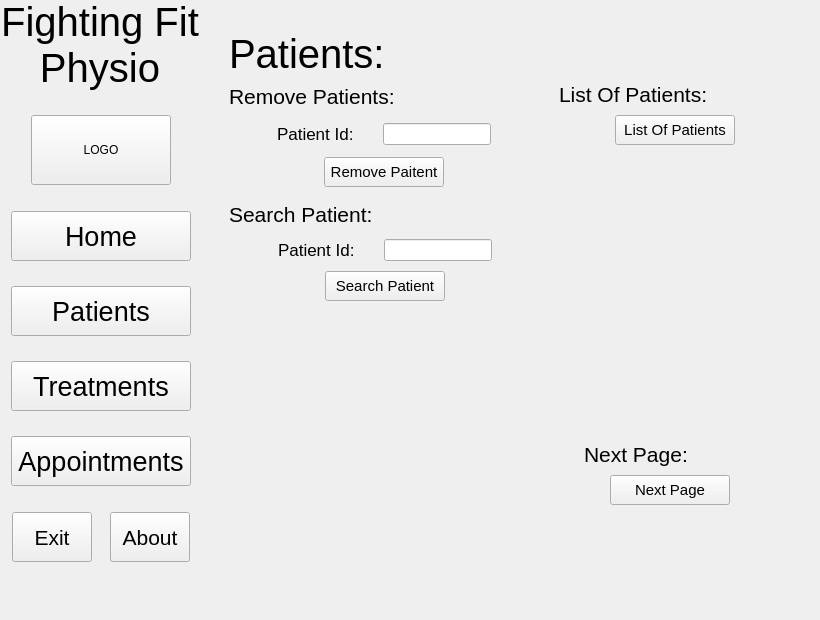
Qt form FIA3.ui (srcoggin/FIA3) before a commit.
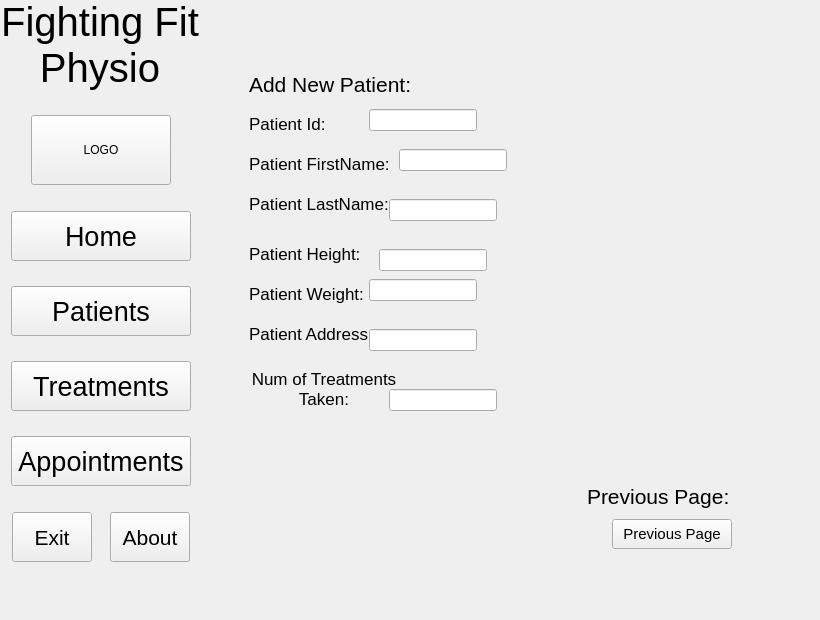
The same form after that commit.

Commit message:
Finished Patients Page 1, Started Page 2 Patients
with no help from Tucker

Diff of the .ui file:
```diff
--- a/FIA3.ui
+++ b/FIA3.ui
@@ -29,7 +29,7 @@
     </rect>
    </property>
    <property name="currentIndex">
-    <number>1</number>
+    <number>2</number>
    </property>
    <widget class="QWidget" name="Home">
     <widget class="QWidget" name="">
@@ -224,7 +224,7 @@
       <string>Patients:</string>
      </property>
     </widget>
-    <widget class="QWidget" name="">
+    <widget class="QWidget" name="layoutWidget">
      <property name="geometry">
       <rect>
        <x>10</x>
@@ -388,7 +388,7 @@
       </item>
      </layout>
     </widget>
-    <widget class="QWidget" name="">
+    <widget class="QWidget" name="layoutWidget">
      <property name="geometry">
       <rect>
        <x>340</x>
@@ -540,7 +540,7 @@
       </item>
      </layout>
     </widget>
-    <widget class="QWidget" name="">
+    <widget class="QWidget" name="layoutWidget">
      <property name="geometry">
       <rect>
        <x>10</x>
@@ -716,9 +716,20 @@
           <height>270</height>
          </size>
         </property>
+        <property name="font">
+         <font>
+          <pointsize>11</pointsize>
+         </font>
+        </property>
         <property name="text">
          <string/>
         </property>
+        <property name="alignment">
+         <set>Qt::AlignLeading|Qt::AlignLeft|Qt::AlignTop</set>
+        </property>
+        <property name="wordWrap">
+         <bool>true</bool>
+        </property>
        </widget>
       </item>
       <item>
@@ -736,7 +747,7 @@
       </item>
      </layout>
     </widget>
-    <widget class="QWidget" name="">
+    <widget class="QWidget" name="layoutWidget">
      <property name="geometry">
       <rect>
        <x>330</x>
@@ -874,8 +885,446 @@
      </layout>
     </widget>
    </widget>
+   <widget class="QWidget" name="Patients2">
+    <widget class="QWidget" name="layoutWidget_2">
+     <property name="geometry">
+      <rect>
+       <x>320</x>
+       <y>460</y>
+       <width>266</width>
+       <height>72</height>
+      </rect>
+     </property>
+     <layout class="QVBoxLayout" name="verticalLayout_9">
+      <item>
+       <layout class="QHBoxLayout" name="horizontalLayout_20">
+        <item>
+         <spacer name="horizontalSpacer_33">
+          <property name="orientation">
+           <enum>Qt::Horizontal</enum>
+          </property>
+          <property name="sizeHint" stdset="0">
+           <size>
+            <width>40</width>
+            <height>20</height>
+           </size>
+          </property>
+         </spacer>
+        </item>
+        <item>
+         <widget class="QLabel" name="label_12">
+          <property name="minimumSize">
+           <size>
+            <width>170</width>
+            <height>30</height>
+           </size>
+          </property>
+          <property name="maximumSize">
+           <size>
+            <width>170</width>
+            <height>30</height>
+           </size>
+          </property>
+          <property name="font">
+           <font>
+            <pointsize>16</pointsize>
+           </font>
+          </property>
+          <property name="text">
+           <string>Previous Page:</string>
+          </property>
+         </widget>
+        </item>
+        <item>
+         <spacer name="horizontalSpacer_34">
+          <property name="orientation">
+           <enum>Qt::Horizontal</enum>
+          </property>
+          <property name="sizeHint" stdset="0">
+           <size>
+            <width>40</width>
+            <height>20</height>
+           </size>
+          </property>
+         </spacer>
+        </item>
+       </layout>
+      </item>
+      <item>
+       <layout class="QHBoxLayout" name="horizontalLayout_21">
+        <item>
+         <spacer name="horizontalSpacer_35">
+          <property name="orientation">
+           <enum>Qt::Horizontal</enum>
+          </property>
+          <property name="sizeHint" stdset="0">
+           <size>
+            <width>40</width>
+            <height>20</height>
+           </size>
+          </property>
+         </spacer>
+        </item>
+        <item>
+         <widget class="QPushButton" name="Previous_Page_Button_Patients2">
+          <property name="minimumSize">
+           <size>
+            <width>120</width>
+            <height>30</height>
+           </size>
+          </property>
+          <property name="maximumSize">
+           <size>
+            <width>120</width>
+            <height>30</height>
+           </size>
+          </property>
+          <property name="font">
+           <font>
+            <pointsize>11</pointsize>
+           </font>
+          </property>
+          <property name="text">
+           <string>Previous Page</string>
+          </property>
+         </widget>
+        </item>
+        <item>
+         <spacer name="horizontalSpacer_36">
+          <property name="orientation">
+           <enum>Qt::Horizontal</enum>
+          </property>
+          <property name="sizeHint" stdset="0">
+           <size>
+            <width>40</width>
+            <height>20</height>
+           </size>
+          </property>
+         </spacer>
+        </item>
+       </layout>
+      </item>
+     </layout>
+    </widget>
+    <widget class="QLabel" name="label_13">
+     <property name="geometry">
+      <rect>
+       <x>30</x>
+       <y>50</y>
+       <width>170</width>
+       <height>30</height>
+      </rect>
+     </property>
+     <property name="minimumSize">
+      <size>
+       <width>170</width>
+       <height>30</height>
+      </size>
+     </property>
+     <property name="maximumSize">
+      <size>
+       <width>170</width>
+       <height>30</height>
+      </size>
+     </property>
+     <property name="font">
+      <font>
+       <pointsize>16</pointsize>
+      </font>
+     </property>
+     <property name="text">
+      <string>Add New Patient:</string>
+     </property>
+    </widget>
+    <widget class="QLabel" name="label_14">
+     <property name="geometry">
+      <rect>
+       <x>30</x>
+       <y>90</y>
+       <width>100</width>
+       <height>30</height>
+      </rect>
+     </property>
+     <property name="minimumSize">
+      <size>
+       <width>100</width>
+       <height>30</height>
+      </size>
+     </property>
+     <property name="maximumSize">
+      <size>
+       <width>100</width>
+       <height>30</height>
+      </size>
+     </property>
+     <property name="font">
+      <font>
+       <pointsize>13</pointsize>
+      </font>
+     </property>
+     <property name="text">
+      <string>Patient Id:</string>
+     </property>
+    </widget>
+    <widget class="QLabel" name="label_15">
+     <property name="geometry">
+      <rect>
+       <x>30</x>
+       <y>130</y>
+       <width>145</width>
+       <height>30</height>
+      </rect>
+     </property>
+     <property name="minimumSize">
+      <size>
+       <width>145</width>
+       <height>30</height>
+      </size>
+     </property>
+     <property name="maximumSize">
+      <size>
+       <width>145</width>
+       <height>30</height>
+      </size>
+     </property>
+     <property name="font">
+      <font>
+       <pointsize>13</pointsize>
+      </font>
+     </property>
+     <property name="text">
+      <string>Patient FirstName:</string>
+     </property>
+    </widget>
+    <widget class="QLabel" name="label_16">
+     <property name="geometry">
+      <rect>
+       <x>30</x>
+       <y>170</y>
+       <width>145</width>
+       <height>30</height>
+      </rect>
+     </property>
+     <property name="minimumSize">
+      <size>
+       <width>145</width>
+       <height>30</height>
+      </size>
+     </property>
+     <property name="maximumSize">
+      <size>
+       <width>145</width>
+       <height>30</height>
+      </size>
+     </property>
+     <property name="font">
+      <font>
+       <pointsize>13</pointsize>
+      </font>
+     </property>
+     <property name="text">
+      <string>Patient LastName:</string>
+     </property>
+    </widget>
+    <widget class="QLabel" name="label_17">
+     <property name="geometry">
+      <rect>
+       <x>30</x>
+       <y>220</y>
+       <width>125</width>
+       <height>30</height>
+      </rect>
+     </property>
+     <property name="minimumSize">
+      <size>
+       <width>125</width>
+       <height>30</height>
+      </size>
+     </property>
+     <property name="maximumSize">
+      <size>
+       <width>125</width>
+       <height>30</height>
+      </size>
+     </property>
+     <property name="font">
+      <font>
+       <pointsize>13</pointsize>
+      </font>
+     </property>
+     <property name="text">
+      <string>Patient Height:</string>
+     </property>
+    </widget>
+    <widget class="QLabel" name="label_18">
+     <property name="geometry">
+      <rect>
+       <x>30</x>
+       <y>260</y>
+       <width>125</width>
+       <height>30</height>
+      </rect>
+     </property>
+     <property name="minimumSize">
+      <size>
+       <width>125</width>
+       <height>30</height>
+      </size>
+     </property>
+     <property name="maximumSize">
+      <size>
+       <width>125</width>
+       <height>30</height>
+      </size>
+     </property>
+     <property name="font">
+      <font>
+       <pointsize>13</pointsize>
+      </font>
+     </property>
+     <property name="text">
+      <string>Patient Weight:</string>
+     </property>
+    </widget>
+    <widget class="QLabel" name="label_19">
+     <property name="geometry">
+      <rect>
+       <x>30</x>
+       <y>300</y>
+       <width>125</width>
+       <height>30</height>
+      </rect>
+     </property>
+     <property name="minimumSize">
+      <size>
+       <width>125</width>
+       <height>30</height>
+      </size>
+     </property>
+     <property name="maximumSize">
+      <size>
+       <width>125</width>
+       <height>30</height>
+      </size>
+     </property>
+     <property name="font">
+      <font>
+       <pointsize>13</pointsize>
+      </font>
+     </property>
+     <property name="text">
+      <string>Patient Address</string>
+     </property>
+    </widget>
+    <widget class="QLabel" name="label_20">
+     <property name="geometry">
+      <rect>
+       <x>30</x>
+       <y>340</y>
+       <width>150</width>
+       <height>60</height>
+      </rect>
+     </property>
+     <property name="minimumSize">
+      <size>
+       <width>150</width>
+       <height>60</height>
+      </size>
+     </property>
+     <property name="maximumSize">
+      <size>
+       <width>150</width>
+       <height>60</height>
+      </size>
+     </property>
+     <property name="font">
+      <font>
+       <pointsize>13</pointsize>
+      </font>
+     </property>
+     <property name="text">
+      <string>Num of Treatments Taken:</string>
+     </property>
+     <property name="alignment">
+      <set>Qt::AlignCenter</set>
+     </property>
+     <property name="wordWrap">
+      <bool>true</bool>
+     </property>
+    </widget>
+    <widget class="QLineEdit" name="Add_Patient_Id">
+     <property name="geometry">
+      <rect>
+       <x>150</x>
+       <y>90</y>
+       <width>108</width>
+       <height>22</height>
+      </rect>
+     </property>
+    </widget>
+    <widget class="QLineEdit" name="Add_Patient__FirstName">
+     <property name="geometry">
+      <rect>
+       <x>180</x>
+       <y>130</y>
+       <width>108</width>
+       <height>22</height>
+      </rect>
+     </property>
+    </widget>
+    <widget class="QLineEdit" name="Add_Patient_LastName">
+     <property name="geometry">
+      <rect>
+       <x>170</x>
+       <y>180</y>
+       <width>108</width>
+       <height>22</height>
+      </rect>
+     </property>
+    </widget>
+    <widget class="QLineEdit" name="Add_Patient_Height">
+     <property name="geometry">
+      <rect>
+       <x>160</x>
+       <y>230</y>
+       <width>108</width>
+       <height>22</height>
+      </rect>
+     </property>
+    </widget>
+    <widget class="QLineEdit" name="Add_Patient_Weight">
+     <property name="geometry">
+      <rect>
+       <x>150</x>
+       <y>260</y>
+       <width>108</width>
+       <height>22</height>
+      </rect>
+     </property>
+    </widget>
+    <widget class="QLineEdit" name="Add_Patient_Address">
+     <property name="geometry">
+      <rect>
+       <x>150</x>
+       <y>310</y>
+       <width>108</width>
+       <height>22</height>
+      </rect>
+     </property>
+    </widget>
+    <widget class="QLineEdit" name="Add_Num_Of_treat">
+     <property name="geometry">
+      <rect>
+       <x>170</x>
+       <y>370</y>
+       <width>108</width>
+       <height>22</height>
+      </rect>
+     </property>
+    </widget>
+   </widget>
   </widget>
-  <widget class="QWidget" name="">
+  <widget class="QWidget" name="layoutWidget">
    <property name="geometry">
     <rect>
      <x>0</x>
```
Left out of the diff: 10 changed lines with no effect on the pictures. The commit also changes 6 other files.
